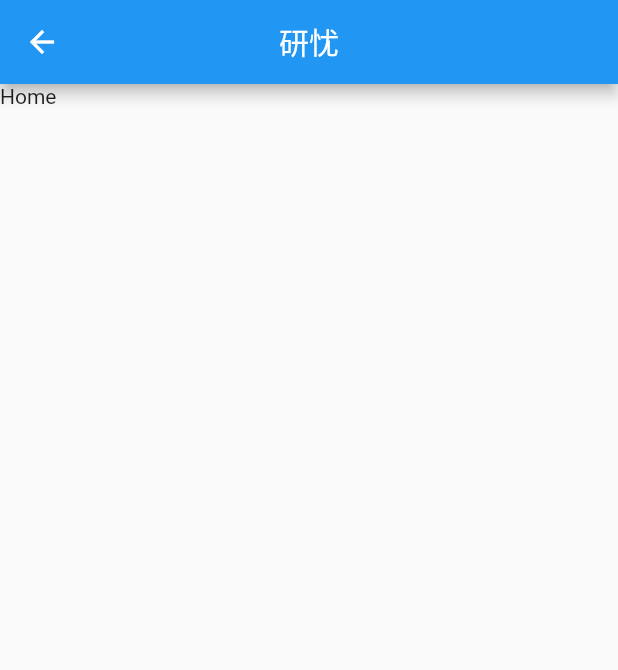
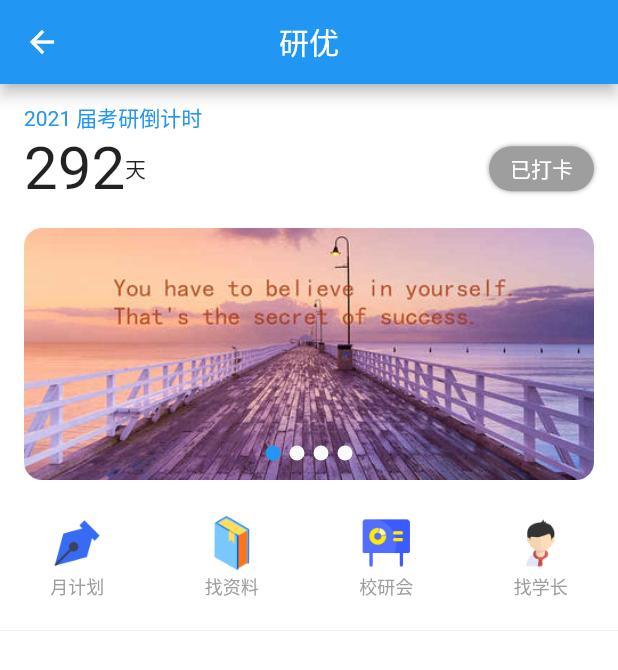
Before and after one commit to strongminmin/research, a Flutter app: the Home screen opened directly, on a phone screen of 412 x 824 dp. Shown: the top 670 px of the screen. Run offline on Flutter 3.47's test engine with Material 2 defaults, Android fonts, the phone set to English and light mode, and no system bars; our stand-ins replace fluro, flutter_swiper.

Commit message:
feat: banner&打卡&micropage

```diff
--- /dev/null
+++ b/lib/components/Home/BannerSwiper.dart
@@ -0,0 +1,33 @@
+import 'package:flutter/material.dart';
+import 'package:flutter_swiper/flutter_swiper.dart';
+
+class BannerSwiper extends StatelessWidget {
+  final List<String> bannersUrl;
+  BannerSwiper({Key key, this.bannersUrl}) : super(key: key);
+  @override
+  Widget build(BuildContext context) {
+    num screenWidth = MediaQuery.of(context).size.width;
+    return Container(
+      width: screenWidth,
+      height: 200,
+      padding: EdgeInsets.all(16),
+      child: ClipRRect(
+        borderRadius: BorderRadius.circular(12),
+        child: Swiper(
+          itemCount: 4,
+          autoplay: true,
+          pagination: SwiperPagination(),
+          itemBuilder: (BuildContext context, int index) {
+            return Image.asset(
+              'assets/images/banner.jpg',
+              width: screenWidth,
+              height: 200,
+              fit: BoxFit.cover,
+            );
+          },
+        ),
+      ),
+    );
+    ;
+  }
+}
--- /dev/null
+++ b/lib/components/Home/CheckIn.dart
@@ -0,0 +1,76 @@
+import 'package:flutter/material.dart';
+import 'package:yanyou/routes/Application.dart';
+
+class CheckIn extends StatefulWidget {
+  _CheckInState createState() => _CheckInState();
+}
+
+class _CheckInState extends State<CheckIn> {
+  String _year = '2021';
+  String _remainDay = '292';
+  bool _check = true;
+  @override
+  Widget build(BuildContext context) {
+    return Container(
+      margin: EdgeInsets.only(top: 12),
+      padding: EdgeInsets.symmetric(horizontal: 16),
+      child: Column(
+        crossAxisAlignment: CrossAxisAlignment.start,
+        children: <Widget>[
+          Text(
+            '$_year 届考研倒计时',
+            style: TextStyle(
+              color: Colors.blue,
+            ),
+          ),
+          Row(
+            mainAxisAlignment: MainAxisAlignment.spaceBetween,
+            children: <Widget>[
+              Row(
+                crossAxisAlignment: CrossAxisAlignment.center,
+                children: <Widget>[
+                  Text(
+                    _remainDay,
+                    style: TextStyle(
+                      fontSize: 40,
+                    ),
+                  ),
+                  Text('天')
+                ],
+              ),
+              GestureDetector(
+                onTap: () {
+                  Application.router.navigateTo(
+                    context,
+                    'checkin?check=$_check',
+                  );
+                },
+                child: Container(
+                  width: 70,
+                  height: 30,
+                  decoration: BoxDecoration(
+                      color: _check ? Colors.grey : Colors.blue[400],
+                      borderRadius: BorderRadius.circular(18),
+                      boxShadow: [
+                        BoxShadow(
+                          color: Colors.grey,
+                          blurRadius: 2,
+                        )
+                      ]),
+                  child: Center(
+                    child: Text(
+                      _check ? '已打卡' : '打卡',
+                      style: TextStyle(
+                        color: Colors.white,
+                      ),
+                    ),
+                  ),
+                ),
+              ),
+            ],
+          )
+        ],
+      ),
+    );
+  }
+}
--- /dev/null
+++ b/lib/components/Home/MicroPage.dart
@@ -0,0 +1,41 @@
+import 'package:flutter/material.dart';
+import 'package:yanyou/constants/index.dart';
+import 'package:yanyou/routes/Application.dart';
+
+class MicroPage extends StatelessWidget {
+  @override
+  Widget build(BuildContext context) {
+    num screenWidth = MediaQuery.of(context).size.width;
+    return Container(
+      padding: EdgeInsets.symmetric(vertical: 8),
+      color: Colors.white,
+      width: screenWidth,
+      child: Row(
+        mainAxisAlignment: MainAxisAlignment.spaceAround,
+        children: microPage.map((micro) {
+          return GestureDetector(
+            onTap: () {
+              Application.router.navigateTo(context, micro['path']);
+            },
+            child: Column(
+              mainAxisAlignment: MainAxisAlignment.center,
+              children: <Widget>[
+                Image.asset(micro['url'], width: 36, height: 36),
+                Container(
+                  margin: EdgeInsets.only(top: 2),
+                  child: Text(
+                    micro['text'],
+                    style: TextStyle(
+                      fontSize: 12,
+                      color: Colors.grey,
+                    ),
+                  ),
+                ),
+              ],
+            ),
+          );
+        }).toList(),
+      ),
+    );
+  }
+}
--- a/lib/constants/index.dart
+++ b/lib/constants/index.dart
@@ -0,0 +1,22 @@
+List<Map> microPage = [
+  {
+    'text': '月计划',
+    'url': 'assets/images/jh.png',
+    'page': 'xxx',
+  },
+  {
+    'text': '找资料',
+    'url': 'assets/images/ziyuan.png',
+    'page': 'xxx',
+  },
+  {
+    'text': '校研会',
+    'url': 'assets/images/huiyi.png',
+    'page': 'xxx',
+  },
+  {
+    'text': '找学长',
+    'url': 'assets/images/xuesheng.png',
+    'page': 'xxx',
+  }
+];
--- a/lib/pages/Home.dart
+++ b/lib/pages/Home.dart
@@ -1,19 +1,46 @@
 import 'package:flutter/material.dart';
+import 'package:yanyou/components/Home/BannerSwiper.dart';
+import 'package:yanyou/components/Home/CheckIn.dart';
+import 'package:yanyou/components/Home/MicroPage.dart';
 
 class Home extends StatefulWidget {
   _HomeState createState() => _HomeState();
 }
 
 class _HomeState extends State<Home> {
+  List<String> bannersUrl = [
+    'assets/images/banner.jpg',
+    'assets/images/banner.jpg',
+    'assets/images/banner.jpg',
+    'assets/images/banner.jpg',
+  ];
+
   @override
   Widget build(BuildContext context) {
+    num screenWidth = MediaQuery.of(context).size.width;
     return Scaffold(
       appBar: AppBar(
-        title: Text('研忧'),
+        title: Text('研优'),
         centerTitle: true,
       ),
       body: Container(
-        child: Text('Home'),
+        width: screenWidth,
+        // color: Colors.grey[200],
+        color: Colors.white,
+        child: Column(
+          crossAxisAlignment: CrossAxisAlignment.start,
+          children: <Widget>[
+            CheckIn(),
+            BannerSwiper(bannersUrl: bannersUrl),
+            MicroPage(),
+            Container(
+              width: screenWidth,
+              height: 0.5,
+              margin: EdgeInsets.symmetric(vertical: 12),
+              color: Colors.grey[200],
+            )
+          ],
+        ),
       ),
     );
   }
--- a/lib/routes/RouteHanders.dart
+++ b/lib/routes/RouteHanders.dart
@@ -1,8 +1,9 @@
 import 'package:fluro/fluro.dart';
 import 'package:flutter/material.dart';
+import 'package:yanyou/pages/index.dart';
 
 Handler rootHandler = Handler(
   handlerFunc: (BuildContext context, Map params) {
-    return Container();
+    return Index();
   },
 );
```
Also changed, not shown: pubspec.yaml (+6 -3 lines), assets/images/banner.jpg (added), assets/images/huiyi.png (added), assets/images/jh.png (added), assets/images/xuesheng.png (added), assets/images/ziyuan.png (added).
